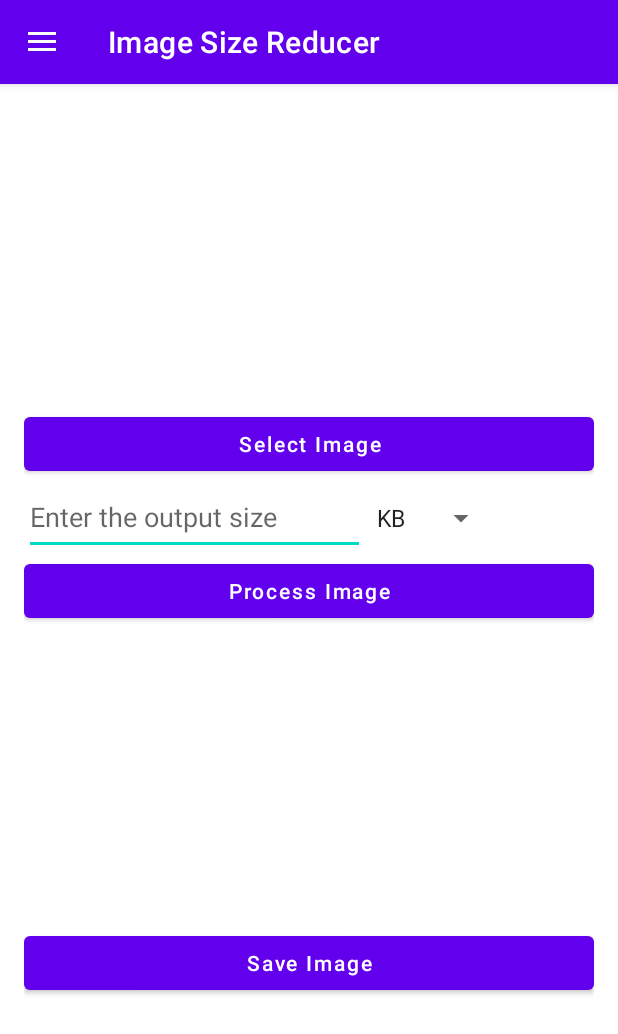
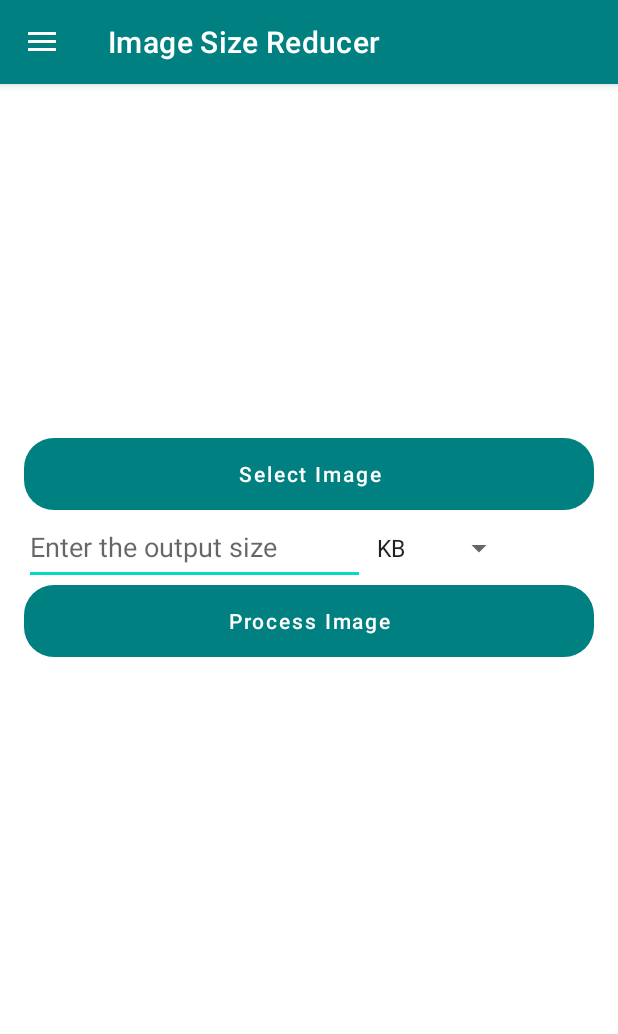
Before and after one commit to Chetan-Goyal/Image-Size-Reducer, an Android app: the screen it shows after launch (MainActivity), on a phone screen of 412 x 824 dp. Shown: the top 1034 px of the screen. Run offline under Robolectric (Android 15) with nearby library versions, the phone set to English and light mode, and no system bars; our stand-ins replace navigation-ui; libraries missing offline, so code that uses them is left out: id.zelory.compressor; pictures from the network do not load.

Commit message:
Changes in Theme and Save Button Visibility

```diff
--- a/app/src/main/java/com/docimagetools/app/ui/image_size_reducer/ImageSizeReducerFragment.kt
+++ b/app/src/main/java/com/docimagetools/app/ui/image_size_reducer/ImageSizeReducerFragment.kt
@@ -14,6 +14,7 @@ import android.widget.*
 import androidx.appcompat.app.AppCompatActivity
 import androidx.core.content.FileProvider
 import androidx.core.net.toUri
+import androidx.core.view.isVisible
 import androidx.core.widget.addTextChangedListener
 import androidx.fragment.app.Fragment
 import androidx.lifecycle.ViewModelProvider
@@ -39,6 +40,9 @@ class ImageSizeReducerFragment : Fragment() {
     // onDestroyView.
     private val binding get() = _binding!!
 
+
+
+
     override fun onCreateView(
         inflater: LayoutInflater,
         container: ViewGroup?,
@@ -48,9 +52,12 @@ class ImageSizeReducerFragment : Fragment() {
         val imageSizeReducerViewModel =
             ViewModelProvider(this).get(ImageSizeReducerViewModel::class.java)
 
-        val root: View = binding.root
+//        val root: View = binding.root
 
         (activity as AppCompatActivity).supportActionBar?.title = "Image Size Reducer"
+
+        val saveButton: Button = binding.root.findViewById<Button>(R.id.saveImage)
+        saveButton.isVisible = false
 
         val button: Button = binding.selectImage
         button.setOnClickListener {
@@ -72,7 +79,7 @@ class ImageSizeReducerFragment : Fragment() {
         val imageSizeUnits = resources.getStringArray(R.array.imageSizeUnits)
 
         // access the spinner
-        val spinner = root.findViewById<Spinner>(R.id.sizeDropDown)
+        val spinner = binding.root.findViewById<Spinner>(R.id.sizeDropDown)
         spinner.setSelection(0, true)
         spinner.prompt = "KB"
 
@@ -98,25 +105,25 @@ class ImageSizeReducerFragment : Fragment() {
             }
         }
 
-        root.findViewById<EditText>(R.id.editText)?.addTextChangedListener(
+        binding.root.findViewById<EditText>(R.id.editText)?.addTextChangedListener(
             onTextChanged = { s, _, _, _ ->
                 imageSizeReducerViewModel.selectedSize = s.toString()
             }
         )
 
-        root.findViewById<Button>(R.id.processImage)?.setOnClickListener {
+        binding.root.findViewById<Button>(R.id.processImage)?.setOnClickListener {
             if (imageSizeReducerViewModel.originalImage == null) {
-                Toast.makeText(root.context, "Please select your Image first!", Toast.LENGTH_SHORT)
+                Toast.makeText(binding.root.context, "Please select your Image first!", Toast.LENGTH_SHORT)
                     .show()
             } else if (imageSizeReducerViewModel.selectedSize == null) {
                 Toast.makeText(
-                    root.context,
+                    binding.root.context,
                     "Please select size for output image!",
                     Toast.LENGTH_SHORT
                 ).show()
             } else if (imageSizeReducerViewModel.selectedUnit == null) {
                 Toast.makeText(
-                    root.context,
+                    binding.root.context,
                     "Please select unit for output file!",
                     Toast.LENGTH_SHORT
                 ).show()
@@ -130,13 +137,13 @@ class ImageSizeReducerFragment : Fragment() {
             }
         }
 
-        root.findViewById<Button>(R.id.saveImage)?.setOnClickListener {
+        saveButton.setOnClickListener {
 
             if (imageSizeReducerViewModel.compressedImage != null) {
                 showSharingDialogAsKotlinWithURL(imageSizeReducerViewModel.compressedImage!!)
             } else {
                 Toast.makeText(
-                    root.context,
+                    binding.root.context,
                     "Please compress your image first!",
                     Toast.LENGTH_SHORT
                 )
@@ -145,7 +152,7 @@ class ImageSizeReducerFragment : Fragment() {
 
         }
 
-        return root
+        return binding.root
     }
 
     override fun onActivityResult(requestCode: Int, resultCode: Int, data: Intent?) {
@@ -207,6 +214,8 @@ class ImageSizeReducerFragment : Fragment() {
                 imageSizeReducerViewModel.originalImage!!
             )
             binding.compressedImage.setImageURI(compressedImage.toUri())
+            val saveButton: Button = binding.root.findViewById<Button>(R.id.saveImage)
+            saveButton.isVisible = true
         } catch (exception: RuntimeException) {
             Toast.makeText(this.context, exception.message, Toast.LENGTH_SHORT).show()
         }
--- /dev/null
+++ b/app/src/main/res/drawable/custom_button.xml
@@ -0,0 +1,5 @@
+<?xml version="1.0" encoding="utf-8"?>
+<shape xmlns:android="http://schemas.android.com/apk/res/android"
+    android:shape="rectangle">
+    <corners android:radius="20dp"/>
+</shape>
--- a/app/src/main/res/layout/fragment_image_size_reducer.xml
+++ b/app/src/main/res/layout/fragment_image_size_reducer.xml
@@ -1,15 +1,15 @@
 <?xml version="1.0" encoding="utf-8"?>
 
-<RelativeLayout xmlns:android="http://schemas.android.com/apk/res/android"
+<ScrollView xmlns:android="http://schemas.android.com/apk/res/android"
     android:layout_width="match_parent"
-    android:layout_height="match_parent"
-    android:paddingLeft="16dp"
-    android:paddingRight="16dp" >
+    android:layout_height="match_parent">
 
     <LinearLayout
         android:layout_width="match_parent"
         android:layout_height="match_parent"
-        android:orientation="vertical">
+        android:orientation="vertical"
+        android:paddingLeft="16dp"
+        android:paddingRight="16dp">
 
         <ImageView
             android:id="@+id/selectedImageView"
@@ -20,58 +20,61 @@
             android:id="@+id/selectImage"
             android:layout_width="match_parent"
             android:layout_height="wrap_content"
+            android:layout_marginTop="20dp"
+            android:background="@drawable/custom_button"
             android:hint="Select Image"
-            android:textColor="@color/white"
-            android:textColorHighlight="@color/white"
             android:textColorHint="@color/white" />
+
 
         <LinearLayout
             android:layout_width="match_parent"
             android:layout_height="wrap_content"
             android:orientation="horizontal">
+
             <EditText
                 android:id="@+id/editText"
                 android:layout_width="227dp"
                 android:layout_height="50dp"
+                android:hint="Enter the output size"
                 android:importantForAutofill="no"
-                android:minHeight="48dp"
-                android:hint="Enter the output size"
                 android:inputType="number"
-                android:maxLength="3"/>
+                android:maxLength="3"
+                android:minHeight="48dp" />
 
             <Spinner
                 android:id="@+id/sizeDropDown"
                 android:layout_width="wrap_content"
                 android:layout_height="wrap_content"
-                android:minHeight="48dp"
-                 />
+                android:minWidth="100dp"
+                android:dropDownWidth="100dp"
+                android:textSize="20sp"
+                android:minHeight="48dp" />
         </LinearLayout>
 
         <Button
             android:id="@+id/processImage"
             android:layout_width="match_parent"
             android:layout_height="wrap_content"
+            android:background="@drawable/custom_button"
             android:hint="Process Image"
-            android:textColor="@color/white"
-            android:textColorHighlight="@color/white"
             android:textColorHint="@color/white" />
 
         <ImageView
             android:id="@+id/compressedImage"
             android:layout_width="match_parent"
-            android:layout_height="200dp" />
+            android:layout_height="200dp"
+            android:layout_marginTop="20dp" />
 
         <Button
             android:id="@+id/saveImage"
-            android:layout_width="match_parent"
+            android:layout_width="200dp"
             android:layout_height="wrap_content"
+            android:layout_gravity="center"
+            android:layout_marginTop="10dp"
+            android:background="@drawable/custom_button"
             android:hint="Save Image"
-            android:textColor="@color/white"
-            android:textColorHighlight="@color/white"
             android:textColorHint="@color/white" />
 
 
     </LinearLayout>
-
-
-</RelativeLayout>
+</ScrollView>
--- a/app/src/main/res/values-night/themes.xml
+++ b/app/src/main/res/values-night/themes.xml
@@ -2,13 +2,13 @@
     <!-- Base application theme. -->
     <style name="Theme.ImageSizeReduce" parent="Theme.MaterialComponents.DayNight.DarkActionBar">
         <!-- Primary brand color. -->
-        <item name="colorPrimary">@color/purple_200</item>
-        <item name="colorPrimaryVariant">@color/purple_700</item>
-        <item name="colorOnPrimary">@color/black</item>
+        <item name="colorPrimary">@color/teal</item>
+        <item name="colorPrimaryVariant">@color/teal_200</item>
+        <item name="colorOnPrimary">@color/white</item>
         <!-- Secondary brand color. -->
         <item name="colorSecondary">@color/teal_200</item>
         <item name="colorSecondaryVariant">@color/teal_200</item>
-        <item name="colorOnSecondary">@color/black</item>
+        <item name="colorOnSecondary">@color/white</item>
         <!-- Status bar color. -->
         <item name="android:statusBarColor" tools:targetApi="l">?attr/colorPrimaryVariant</item>
         <!-- Customize your theme here. -->
--- a/app/src/main/res/values/colors.xml
+++ b/app/src/main/res/values/colors.xml
@@ -7,4 +7,5 @@
     <color name="teal_700">#FF018786</color>
     <color name="black">#FF000000</color>
     <color name="white">#FFFFFFFF</color>
+    <color name="teal">#008080</color>
 </resources>
--- a/app/src/main/res/values/themes.xml
+++ b/app/src/main/res/values/themes.xml
@@ -2,13 +2,13 @@
     <!-- Base application theme. -->
     <style name="Theme.ImageSizeReduce" parent="Theme.MaterialComponents.DayNight.DarkActionBar">
         <!-- Primary brand color. -->
-        <item name="colorPrimary">@color/purple_500</item>
-        <item name="colorPrimaryVariant">@color/purple_700</item>
+        <item name="colorPrimary">@color/teal</item>
+        <item name="colorPrimaryVariant">@color/teal_200</item>
         <item name="colorOnPrimary">@color/white</item>
         <!-- Secondary brand color. -->
         <item name="colorSecondary">@color/teal_200</item>
         <item name="colorSecondaryVariant">@color/teal_700</item>
-        <item name="colorOnSecondary">@color/black</item>
+        <item name="colorOnSecondary">@color/white</item>
         <!-- Status bar color. -->
         <item name="android:statusBarColor" tools:targetApi="l">?attr/colorPrimaryVariant</item>
         <!-- Customize your theme here. -->
```
Also changed, not shown: app/src/main/java/com/docimagetools/app/ui/image_resolution_changer/ImageResolutionChangerFragment.kt (+7 -0 lines), app/src/main/res/layout/fragment_image_resolution_changer.xml (+15 -14 lines).
